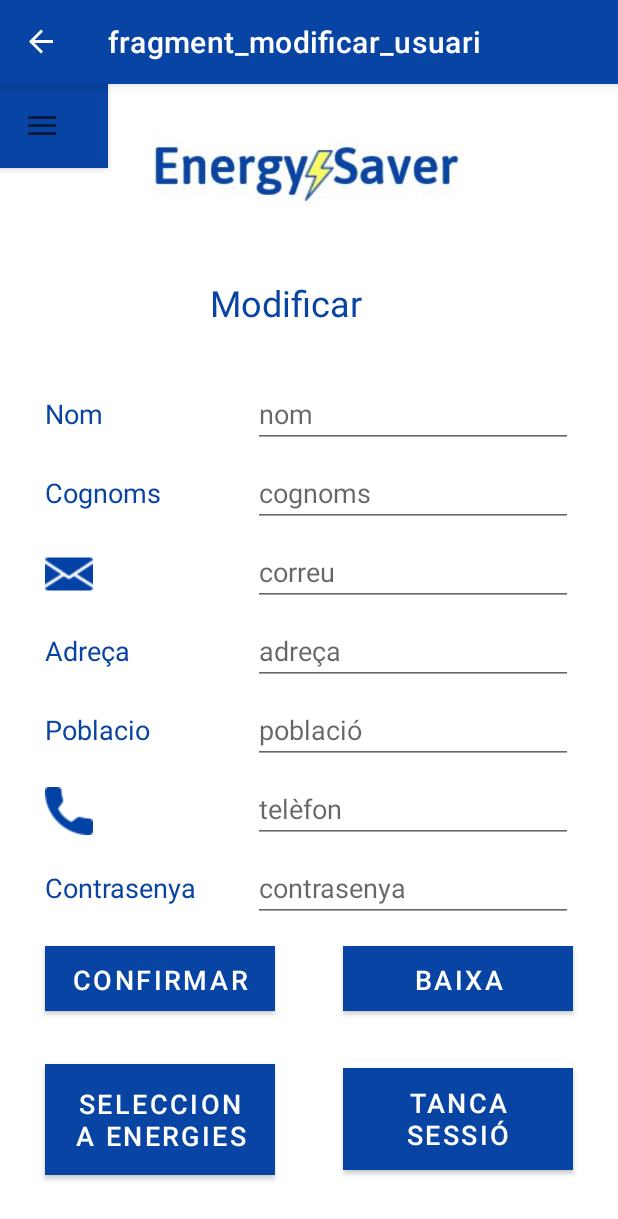
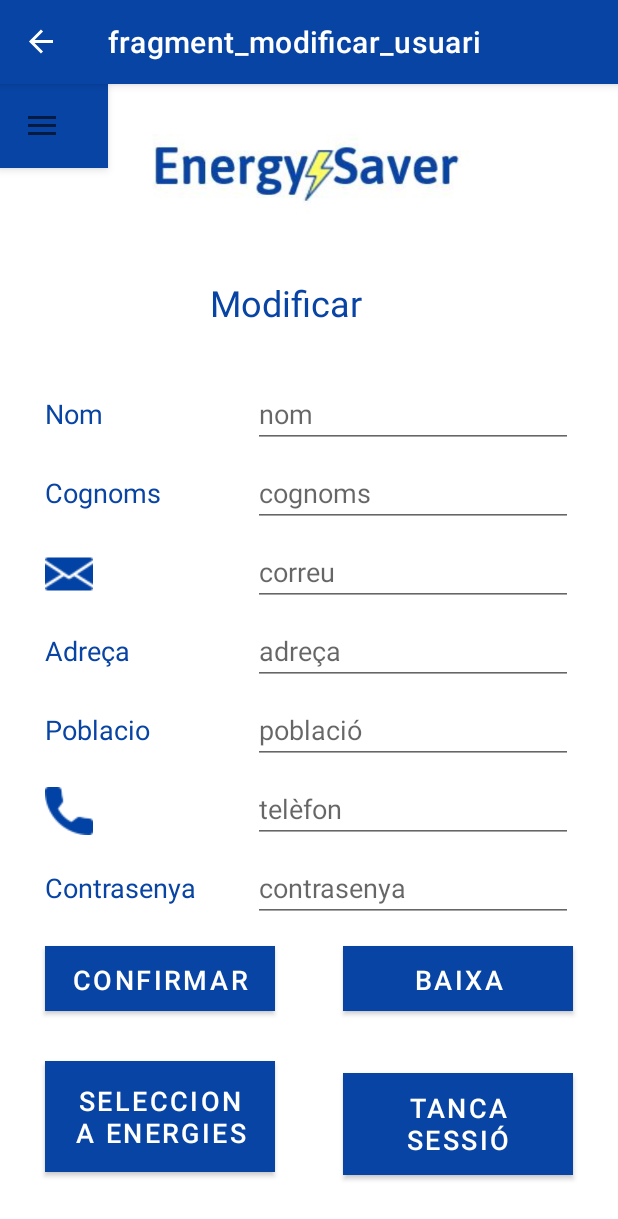
Before and after one commit to naomisettings/EnergySaver, an Android app: the ModificarUsuari screen opened through its navigation route, on a phone screen of 412 x 824 dp. Shown: the top 1219 px of the screen. Run offline under Robolectric (Android 15) with nearby library versions, the light colour scheme and no system bars; our stand-ins replace data binding, navigation-ui; Roboto replaces fonts that are not available here.

Commit message:
Navegacio Pantalla Modificar usuari v.2

```diff
--- a/app/src/main/res/layout/fragment_modificar_usuari.xml
+++ b/app/src/main/res/layout/fragment_modificar_usuari.xml
@@ -13,9 +13,7 @@
             android:id="@+id/btnTancarModificar"
             android:layout_width="153dp"
             android:layout_height="68dp"
-            android:layout_marginTop="10dp"
             android:layout_marginEnd="30dp"
-            android:layout_marginBottom="16dp"
             android:background="@color/BtnColor"
             android:gravity="center"
             android:text="@string/TancaSessio"
@@ -46,8 +44,6 @@
             android:layout_width="153dp"
             android:layout_height="74dp"
             android:layout_marginStart="30dp"
-            android:layout_marginTop="10dp"
-            android:layout_marginBottom="16dp"
             android:background="@color/BtnColor"
             android:gravity="center"
             android:text="@string/SeleccionaEnergies"
@@ -55,8 +51,11 @@
             android:textColor="@color/textBtnColor"
             android:textSize="@dimen/btnTextSize"
             app:layout_constraintBottom_toBottomOf="parent"
+            app:layout_constraintEnd_toStartOf="@+id/btnTancarModificar"
+            app:layout_constraintHorizontal_bias="0.0"
             app:layout_constraintStart_toStartOf="parent"
-            app:layout_constraintTop_toBottomOf="@+id/btnConfirmarModificar" />
+            app:layout_constraintTop_toBottomOf="@+id/btnConfirmarModificar"
+            app:layout_constraintVertical_bias="0.44" />
 
         <Button
             android:id="@+id/btnConfirmarModificar"
```
